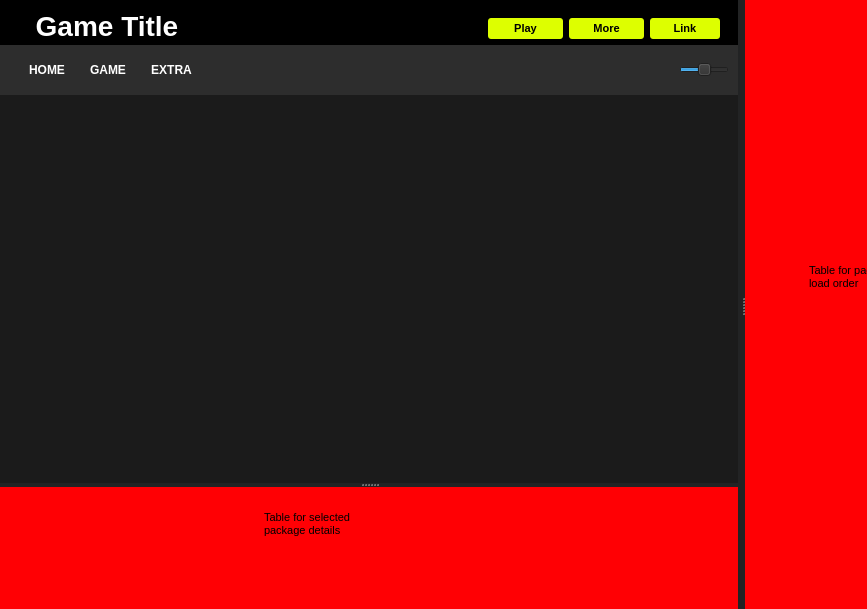
Above: Widgets/GameManager/gamemanagerform.ui from nothanley/ModManager before the change. Below: the same form after it.
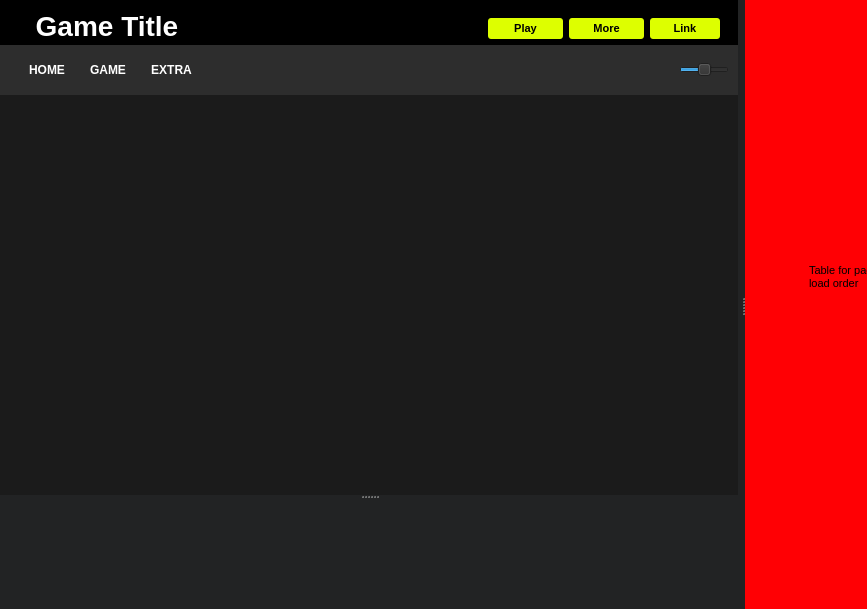
That is the form after the change.

Commit message: Added info table

What changed in the file:
```diff
--- a/Widgets/GameManager/gamemanagerform.ui
+++ b/Widgets/GameManager/gamemanagerform.ui
@@ -520,7 +520,7 @@
                <rect>
                 <x>0</x>
                 <y>0</y>
-                <width>734</width>
+                <width>740</width>
                 <height>388</height>
                </rect>
               </property>
@@ -556,25 +556,25 @@
            </size>
           </property>
           <property name="styleSheet">
-           <string notr="true">background-color: rgb(255, 0, 4);</string>
+           <string notr="true"/>
           </property>
-          <widget class="QTextEdit" name="textEdit_2">
-           <property name="geometry">
-            <rect>
-             <x>260</x>
-             <y>20</y>
-             <width>104</width>
-             <height>70</height>
-            </rect>
+          <layout class="QGridLayout" name="gridLayout_4">
+           <property name="leftMargin">
+            <number>0</number>
            </property>
-           <property name="html">
-            <string>&lt;!DOCTYPE HTML PUBLIC &quot;-//W3C//DTD HTML 4.0//EN&quot; &quot;http://www.w3.org/TR/REC-html40/strict.dtd&quot;&gt;
-&lt;html&gt;&lt;head&gt;&lt;meta name=&quot;qrichtext&quot; content=&quot;1&quot; /&gt;&lt;style type=&quot;text/css&quot;&gt;
-p, li { white-space: pre-wrap; }
-&lt;/style&gt;&lt;/head&gt;&lt;body style=&quot; font-family:'MS Shell Dlg 2'; font-size:8.25pt; font-weight:400; font-style:normal;&quot;&gt;
-&lt;p style=&quot; margin-top:0px; margin-bottom:0px; margin-left:0px; margin-right:0px; -qt-block-indent:0; text-indent:0px;&quot;&gt;Table for selected package details&lt;/p&gt;&lt;/body&gt;&lt;/html&gt;</string>
+           <property name="topMargin">
+            <number>0</number>
            </property>
-          </widget>
+           <property name="rightMargin">
+            <number>0</number>
+           </property>
+           <property name="bottomMargin">
+            <number>0</number>
+           </property>
+           <property name="spacing">
+            <number>0</number>
+           </property>
+          </layout>
          </widget>
         </widget>
        </item>
```
Left out of the diff: 6 changed lines with no effect on the pictures. The commit also changes 15 other files.
